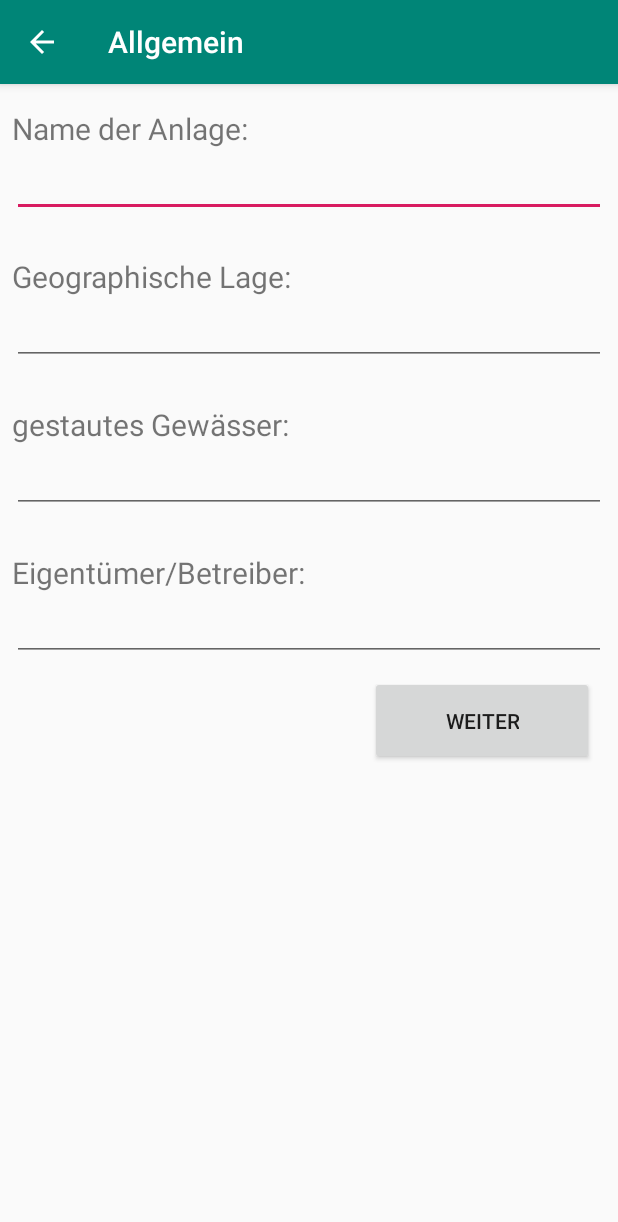
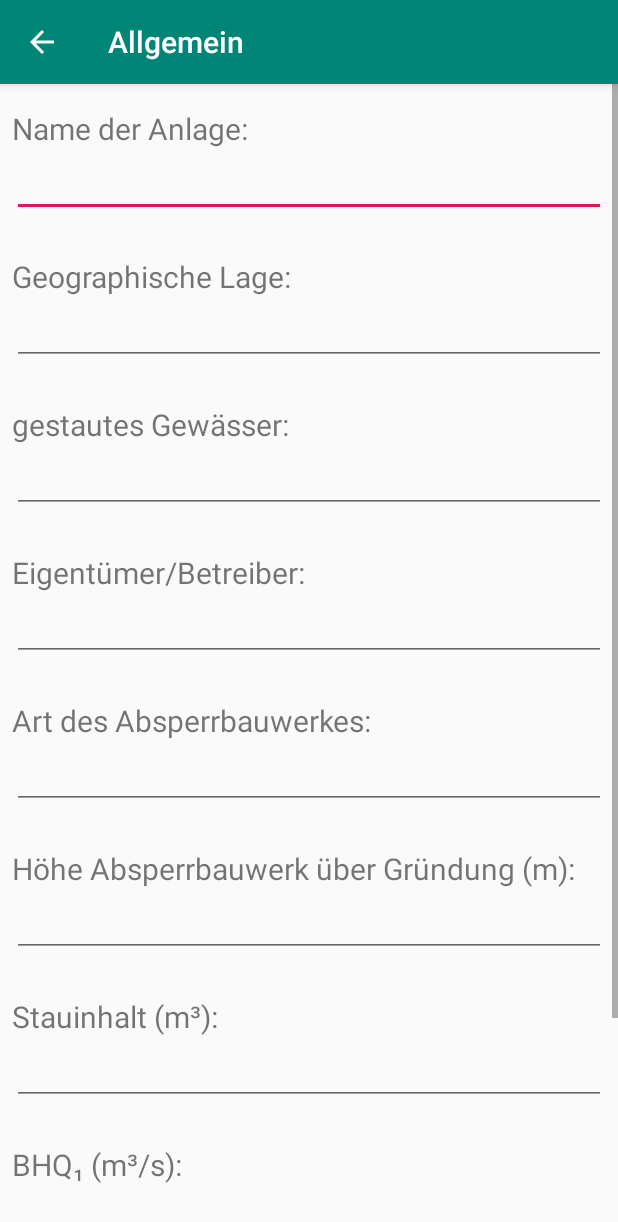
Before and after one commit to Baertig/ZASA, an Android app: the FragebogenAllgemein screen opened directly, with no data from a screen before it, on a phone screen of 412 x 824 dp. Shown: the top 1222 px of the screen. Run offline under Robolectric (Android 15) with nearby library versions, the phone set to English and light mode, and no system bars.

Commit message:
Fragebogen Allgemein: + ScrollView hinzugefügt + mehr Fragen hinzugefügt

```diff
--- a/app/src/main/res/layout/fragebogen_allgemein.xml
+++ b/app/src/main/res/layout/fragebogen_allgemein.xml
@@ -6,6 +6,16 @@
     android:layout_marginStart="8dp"
     android:layout_marginLeft="8dp"
     android:layout_marginRight="8dp"
+    android:orientation="vertical">
+
+    <ScrollView
+        android:layout_width="match_parent"
+        android:layout_height="match_parent"
+        android:fillViewport="true">
+
+        <LinearLayout
+            android:layout_width="match_parent"
+            android:layout_height="match_parent"
             android:orientation="vertical">
 
             <TextView
@@ -77,14 +87,120 @@
                 android:layout_marginRight="@dimen/question_input_margin_right"
                 android:layout_marginBottom="@dimen/question_input_margin_bottom" />
 
+            <TextView
+                android:id="@+id/frage_art_des_absperrbauwerkes"
+                android:layout_width="wrap_content"
+                android:layout_height="wrap_content"
+                android:layout_marginTop="@dimen/question_margin_top"
+                android:text="@string/lbl_art_des_absperrbauwerkes"
+                android:textSize="@dimen/question_lbl_text_size" />
+
+            <EditText
+                android:id="@+id/antw_art_des_absperrbauwerkes"
+                android:layout_width="match_parent"
+                android:layout_height="wrap_content"
+                android:layout_marginTop="@dimen/question_input_margin_top"
+                android:layout_marginRight="@dimen/question_input_margin_right"
+                android:layout_marginBottom="@dimen/question_input_margin_bottom" />
+
+            <TextView
+                android:id="@+id/frage_hoehe"
+                android:layout_width="wrap_content"
+                android:layout_height="wrap_content"
+                android:layout_marginTop="@dimen/question_margin_top"
+                android:text="@string/lbl_hoehe"
+                android:textSize="@dimen/question_lbl_text_size" /><!-- TODO Zahlen-Input -->
+
+            <EditText
+                android:id="@+id/antw_hoehe"
+                android:layout_width="match_parent"
+                android:layout_height="wrap_content"
+                android:layout_marginTop="@dimen/question_input_margin_top"
+                android:layout_marginRight="@dimen/question_input_margin_right"
+                android:layout_marginBottom="@dimen/question_input_margin_bottom" />
+
+
+            <TextView
+                android:id="@+id/frage_stauinhalt"
+                android:layout_width="wrap_content"
+                android:layout_height="wrap_content"
+                android:layout_marginTop="@dimen/question_margin_top"
+                android:text="Stauinhalt (m³):"
+                android:textSize="@dimen/question_lbl_text_size" />
+
+            <EditText
+                android:id="@+id/antw_stauinhalt"
+                android:layout_width="match_parent"
+                android:layout_height="wrap_content"
+                android:layout_marginTop="@dimen/question_input_margin_top"
+                android:layout_marginRight="@dimen/question_input_margin_right"
+                android:layout_marginBottom="@dimen/question_input_margin_bottom" />
+
+
+            <TextView
+                android:id="@+id/frage_bhq1"
+                android:layout_width="wrap_content"
+                android:layout_height="wrap_content"
+                android:layout_marginTop="@dimen/question_margin_top"
+                android:text="@string/lbl_bhq1"
+                android:textSize="@dimen/question_lbl_text_size" />
+
+            <EditText
+                android:id="@+id/antw_bhq1"
+                android:layout_width="match_parent"
+                android:layout_height="wrap_content"
+                android:layout_marginTop="@dimen/question_input_margin_top"
+                android:layout_marginRight="@dimen/question_input_margin_right"
+                android:layout_marginBottom="@dimen/question_input_margin_bottom" />
+
+
+            <TextView
+                android:id="@+id/frage_bhq2"
+                android:layout_width="wrap_content"
+                android:layout_height="wrap_content"
+                android:layout_marginTop="@dimen/question_margin_top"
+                android:text="BHQ₂ (m³/s):"
+                android:textSize="@dimen/question_lbl_text_size" />
+
+            <EditText
+                android:id="@+id/antw_bhq2"
+                android:layout_width="match_parent"
+                android:layout_height="wrap_content"
+                android:layout_marginTop="@dimen/question_input_margin_top"
+                android:layout_marginRight="@dimen/question_input_margin_right"
+                android:layout_marginBottom="@dimen/question_input_margin_bottom" />
+
+
+            <!-- TODO Felix: Remove this template before submission
+
+
+            <TextView
+                android:id="@+id/frage_"
+                android:layout_width="wrap_content"
+                android:layout_height="wrap_content"
+                android:layout_marginTop="@dimen/question_margin_top"
+                android:text=""
+                android:textSize="@dimen/question_lbl_text_size" />
+
+            <EditText
+                android:id="@+id/antw_"
+                android:layout_width="match_parent"
+                android:layout_height="wrap_content"
+                android:layout_marginTop="@dimen/question_input_margin_top"
+                android:layout_marginRight="@dimen/question_input_margin_right"
+                android:layout_marginBottom="@dimen/question_input_margin_bottom" />
+               -->
+
 
             <Button
                 android:layout_width="wrap_content"
                 android:layout_height="wrap_content"
                 android:layout_gravity="end"
+                android:layout_marginRight="16dp"
                 android:onClick="oeffneFragebogenKlassifizierung"
                 android:paddingHorizontal="50dp"
                 android:paddingVertical="20dp"
-        android:layout_marginRight="16dp"
                 android:text="@string/btn_weiter" />
         </LinearLayout>
+    </ScrollView>
+</LinearLayout>
--- a/app/src/main/res/values/strings.xml
+++ b/app/src/main/res/values/strings.xml
@@ -8,4 +8,7 @@
     <string name="btn_weiter">Weiter</string>
     <string name="lbl_gewaesser">gestautes Gewässer:</string>
     <string name="lbl_eigentuemer">Eigentümer/Betreiber:</string>
+    <string name="lbl_art_des_absperrbauwerkes">Art des Absperrbauwerkes:</string>
+    <string name="lbl_hoehe">Höhe Absperrbauwerk über Gründung (m):</string>
+    <string name="lbl_bhq1">BHQ₁ (m³/s):</string>
 </resources>
--- a/build.gradle
+++ b/build.gradle
@@ -7,7 +7,7 @@ buildscript {
 
     }
     dependencies {
-        classpath 'com.android.tools.build:gradle:3.4.1'
+        classpath 'com.android.tools.build:gradle:3.4.2'
 
         // NOTE: Do not place your application dependencies here; they belong
         // in the individual module build.gradle files
```
Lines whose indentation alone changed are shown as unchanged.
